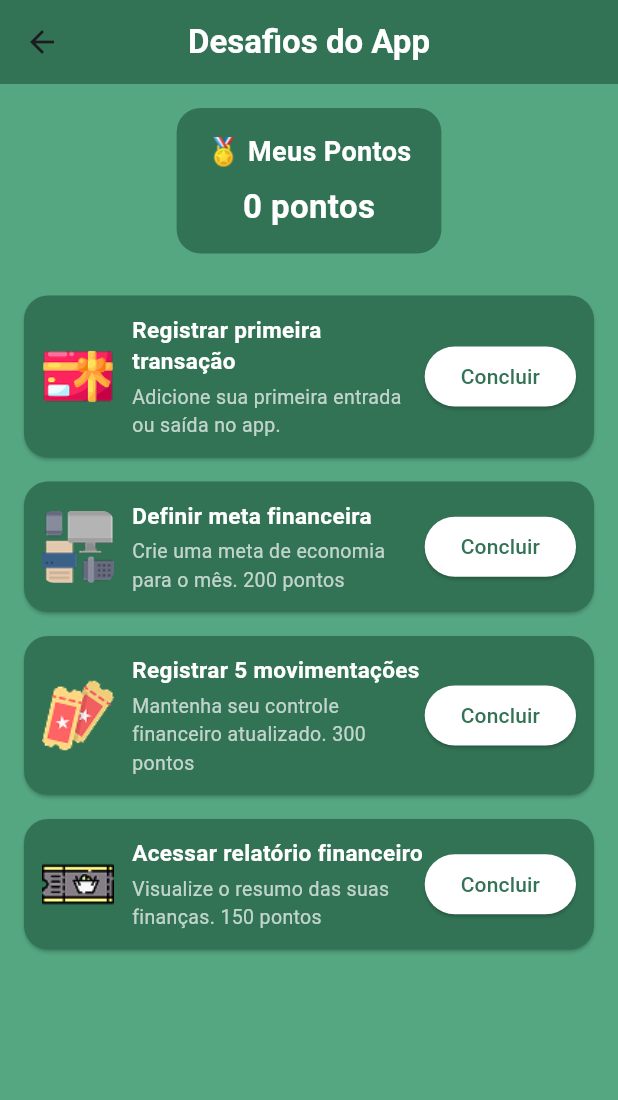
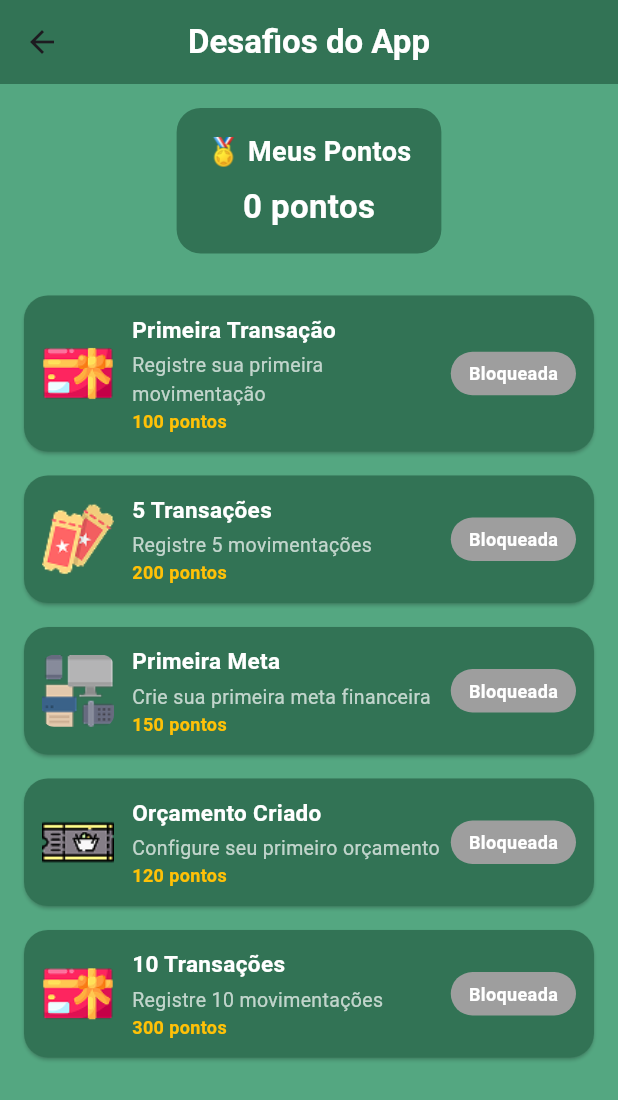
Before and after one commit to lopesmrafael/Poupex_flutter, a Flutter app: the HomePage screen opened directly, after a tap on "Meus Pontos", on a phone screen of 412 x 824 dp. Shown: the top 1100 px of the screen. Run offline on Flutter 3.47's test engine with Material 3 defaults, Android fonts, the phone set to English and light mode, and no system bars; our stand-ins replace cloud_firestore, firebase_auth, firebase_core, fl_chart, flutter_multi_formatter, shared_preferences and 1 more; accounts and stored records are empty.

Commit message:
Sistemas de Pontos e Logo

```diff
--- a/lib/Pages/HomePage.dart
+++ b/lib/Pages/HomePage.dart
@@ -124,10 +124,13 @@ class HomePage extends StatelessWidget {
             Navigator.pop(context);
           },
         ),
-        title: Image.asset(
-          "assets/titulo.jpg",
-          height: 40,
-          fit: BoxFit.contain,
+        title: Text(
+          "Poupe✖",
+          style: TextStyle(
+            fontSize: 22,
+            fontWeight: FontWeight.bold,
+            color: ThemeManager.textColor,
+          ),
         ),
         centerTitle: true,
         backgroundColor: ThemeManager.appBarColor,
--- a/lib/Pages/reward_page.dart
+++ b/lib/Pages/reward_page.dart
@@ -1,135 +1,9 @@
 import 'package:flutter/material.dart';
 import 'package:shared_preferences/shared_preferences.dart';
 import '../repository/theme_manager.dart';
+import '../repository/achievement_system.dart';
 
-// 🔹 Repositório local de pontos e desafios concluídos
-class PontosRepository {
-  static const String _keyPontos = 'pontosAcumulados';
-  static const String _keyDesafios = 'desafiosConcluidos';
 
-  Future<int> getPontos() async {
-    final prefs = await SharedPreferences.getInstance();
-    return prefs.getInt(_keyPontos) ?? 0;
-  }
-
-  Future<void> adicionarPontos(int pontos) async {
-    final prefs = await SharedPreferences.getInstance();
-    final atual = prefs.getInt(_keyPontos) ?? 0;
-    await prefs.setInt(_keyPontos, atual + pontos);
-  }
-
-  Future<void> resetarPontos() async {
-    final prefs = await SharedPreferences.getInstance();
-    await prefs.remove(_keyPontos);
-    await prefs.remove(_keyDesafios);
-  }
-
-  Future<void> salvarDesafiosConcluidos(List<String> titulosConcluidos) async {
-    final prefs = await SharedPreferences.getInstance();
-    await prefs.setStringList(_keyDesafios, titulosConcluidos);
-  }
-
-  Future<List<String>> getDesafiosConcluidos() async {
-    final prefs = await SharedPreferences.getInstance();
-    return prefs.getStringList(_keyDesafios) ?? [];
-  }
-}
-
-// 🔹 Modelo de desafio
-class Desafio {
-  final String titulo;
-  final String descricao;
-  final int pontos;
-  final String imagem;
-  bool concluido;
-
-  Desafio({
-    required this.titulo,
-    required this.descricao,
-    required this.pontos,
-    required this.imagem,
-    this.concluido = false,
-  });
-}
-
-// 🔹 Card visual de cada desafio
-class DesafioCard extends StatelessWidget {
-  final Desafio desafio;
-  final int userPoints;
-  final VoidCallback onConcluir;
-
-  const DesafioCard({
-    super.key,
-    required this.desafio,
-    required this.userPoints,
-    required this.onConcluir,
-  });
-
-  @override
-  Widget build(BuildContext context) {
-    final bool podeConcluir = !desafio.concluido;
-
-    return Card(
-      color: ThemeManager.cardColor,
-      shape: RoundedRectangleBorder(
-        borderRadius: BorderRadius.circular(16),
-      ),
-      margin: const EdgeInsets.symmetric(vertical: 8),
-      child: Padding(
-        padding: const EdgeInsets.all(12),
-        child: Row(
-          crossAxisAlignment: CrossAxisAlignment.center,
-          children: [
-            ClipRRect(
-              borderRadius: BorderRadius.circular(8),
-              child: Image.asset(
-                desafio.imagem,
-                width: 48,
-                height: 48,
-                fit: BoxFit.contain,
-              ),
-            ),
-            const SizedBox(width: 12),
-            Expanded(
-              child: Column(
-                crossAxisAlignment: CrossAxisAlignment.start,
-                children: [
-                  Text(
-                    desafio.titulo,
-                    style: const TextStyle(
-                      color: Colors.white,
-                      fontWeight: FontWeight.bold,
-                      fontSize: 15,
-                    ),
-                  ),
-                  const SizedBox(height: 4),
-                  Text(
-                    desafio.descricao,
-                    style: const TextStyle(
-                      color: Colors.white70,
-                      fontSize: 13,
-                    ),
-                  ),
-                ],
-              ),
-            ),
-            ElevatedButton(
-              onPressed: podeConcluir ? onConcluir : null,
-              style: ElevatedButton.styleFrom(
-                backgroundColor: podeConcluir ? Colors.white : Colors.grey[400],
-                foregroundColor: const Color(0xFF327355),
-                shape: RoundedRectangleBorder(
-                  borderRadius: BorderRadius.circular(20),
-                ),
-              ),
-              child: Text(podeConcluir ? "Concluir" : "Feito"),
-            ),
-          ],
-        ),
-      ),
-    );
-  }
-}
 
 // 🔹 Página principal dos desafios
 class DesafiosPage extends StatefulWidget {
@@ -141,33 +15,45 @@ class DesafiosPage extends StatefulWidget {
 
 class _DesafiosPageState extends State<DesafiosPage> {
   int userPoints = 0;
-  final PontosRepository _pontosRepo = PontosRepository();
+  final AchievementSystem _achievementSystem = AchievementSystem();
+  List<String> conquistasDesbloqueadas = [];
 
-  final List<Desafio> desafios = [
-    Desafio(
-      titulo: "Registrar primeira transação",
-      descricao: "Adicione sua primeira entrada ou saída no app.",
-      pontos: 100,
-      imagem: "assets/meusPontos/vale.png",
-    ),
-    Desafio(
-      titulo: "Definir meta financeira",
-      descricao: "Crie uma meta de economia para o mês. 200 pontos",
-      pontos: 200,
-      imagem: "assets/meusPontos/setup.png",
-    ),
-    Desafio(
-      titulo: "Registrar 5 movimentações",
-      descricao: "Mantenha seu controle financeiro atualizado. 300 pontos",
-      pontos: 300,
-      imagem: "assets/meusPontos/valeEvento.png",
-    ),
-    Desafio(
-      titulo: "Acessar relatório financeiro",
-      descricao: "Visualize o resumo das suas finanças. 150 pontos",
-      pontos: 150,
-      imagem: "assets/meusPontos/tiket.png",
-    ),
+  final List<Map<String, dynamic>> conquistas = [
+    {
+      'id': 'primeira_transacao',
+      'titulo': 'Primeira Transação',
+      'descricao': 'Registre sua primeira movimentação',
+      'pontos': 100,
+      'imagem': 'assets/meusPontos/vale.png',
+    },
+    {
+      'id': 'cinco_transacoes',
+      'titulo': '5 Transações',
+      'descricao': 'Registre 5 movimentações',
+      'pontos': 200,
+      'imagem': 'assets/meusPontos/valeEvento.png',
+    },
+    {
+      'id': 'primeira_meta',
+      'titulo': 'Primeira Meta',
+      'descricao': 'Crie sua primeira meta financeira',
+      'pontos': 150,
+      'imagem': 'assets/meusPontos/setup.png',
+    },
+    {
+      'id': 'orcamento_criado',
+      'titulo': 'Orçamento Criado',
+      'descricao': 'Configure seu primeiro orçamento',
+      'pontos': 120,
+      'imagem': 'assets/meusPontos/tiket.png',
+    },
+    {
+      'id': 'dez_transacoes',
+      'titulo': '10 Transações',
+      'descricao': 'Registre 10 movimentações',
+      'pontos': 300,
+      'imagem': 'assets/meusPontos/vale.png',
+    },
   ];
 
   @override
@@ -177,40 +63,12 @@ class _DesafiosPageState extends State<DesafiosPage> {
   }
 
   void _carregarPontosEDesafios() async {
-    userPoints = await _pontosRepo.getPontos();
-    List<String> concluidos = await _pontosRepo.getDesafiosConcluidos();
-
-    for (var desafio in desafios) {
-      if (concluidos.contains(desafio.titulo)) {
-        desafio.concluido = true;
-      }
-    }
-
+    userPoints = await _achievementSystem.getPontos();
+    conquistasDesbloqueadas = await _achievementSystem.getConquistasDesbloqueadas();
     setState(() {});
   }
 
-  void concluirDesafio(Desafio desafio) async {
-    setState(() {
-      desafio.concluido = true;
-      userPoints += desafio.pontos;
-    });
-
-    await _pontosRepo.adicionarPontos(desafio.pontos);
-
-    // Salvar desafio concluído
-    List<String> concluidos = await _pontosRepo.getDesafiosConcluidos();
-    if (!concluidos.contains(desafio.titulo)) {
-      concluidos.add(desafio.titulo);
-      await _pontosRepo.salvarDesafiosConcluidos(concluidos);
-    }
-
-    ScaffoldMessenger.of(context).showSnackBar(
-      SnackBar(
-        content: Text("Desafio '${desafio.titulo}' concluído! +${desafio.pontos} pontos."),
-        backgroundColor: const Color(0xFF327355),
-      ),
-    );
-  }
+  // Conquistas são desbloqueadas automaticamente
 
   @override
   Widget build(BuildContext context) {
@@ -261,16 +119,84 @@ class _DesafiosPageState extends State<DesafiosPage> {
               ),
             ),
             const SizedBox(height: 20),
-            // Lista de desafios
+            // Lista de conquistas
             Expanded(
               child: ListView.builder(
-                itemCount: desafios.length,
+                itemCount: conquistas.length,
                 itemBuilder: (context, index) {
-                  final desafio = desafios[index];
-                  return DesafioCard(
-                    desafio: desafio,
-                    userPoints: userPoints,
-                    onConcluir: () => concluirDesafio(desafio),
+                  final conquista = conquistas[index];
+                  final isDesbloqueada = conquistasDesbloqueadas.contains(conquista['id']);
+
+                  return Card(
+                    color: ThemeManager.cardColor,
+                    shape: RoundedRectangleBorder(
+                      borderRadius: BorderRadius.circular(16),
+                    ),
+                    margin: const EdgeInsets.symmetric(vertical: 8),
+                    child: Padding(
+                      padding: const EdgeInsets.all(12),
+                      child: Row(
+                        crossAxisAlignment: CrossAxisAlignment.center,
+                        children: [
+                          ClipRRect(
+                            borderRadius: BorderRadius.circular(8),
+                            child: Image.asset(
+                              conquista['imagem'],
+                              width: 48,
+                              height: 48,
+                              fit: BoxFit.contain,
+                            ),
+                          ),
+                          const SizedBox(width: 12),
+                          Expanded(
+                            child: Column(
+                              crossAxisAlignment: CrossAxisAlignment.start,
+                              children: [
+                                Text(
+                                  conquista['titulo'],
+                                  style: const TextStyle(
+                                    color: Colors.white,
+                                    fontWeight: FontWeight.bold,
+                                    fontSize: 15,
+                                  ),
+                                ),
+                                const SizedBox(height: 4),
+                                Text(
+                                  conquista['descricao'],
+                                  style: const TextStyle(
+                                    color: Colors.white70,
+                                    fontSize: 13,
+                                  ),
+                                ),
+                                Text(
+                                  '${conquista['pontos']} pontos',
+                                  style: const TextStyle(
+                                    color: Colors.amber,
+                                    fontSize: 12,
+                                    fontWeight: FontWeight.bold,
+                                  ),
+                                ),
+                              ],
+                            ),
+                          ),
+                          Container(
+                            padding: const EdgeInsets.symmetric(horizontal: 12, vertical: 6),
+                            decoration: BoxDecoration(
+                              color: isDesbloqueada ? Colors.green : Colors.grey,
+                              borderRadius: BorderRadius.circular(20),
+                            ),
+                            child: Text(
+                              isDesbloqueada ? '✓ Concluída' : 'Bloqueada',
+                              style: const TextStyle(
+                                color: Colors.white,
+                                fontSize: 12,
+                                fontWeight: FontWeight.bold,
+                              ),
+                            ),
+                          ),
+                        ],
+                      ),
+                    ),
                   );
                 },
               ),
--- /dev/null
+++ b/lib/repository/achievement_system.dart
@@ -0,0 +1,156 @@
+import 'package:shared_preferences/shared_preferences.dart';
+import 'dart:convert';
+
+class AchievementSystem {
+  static const String _keyPontos = 'pontosAcumulados';
+  static const String _keyConquistas = 'conquistasDesbloqueadas';
+  static const String _keyContadores = 'contadoresAcoes';
+
+  // Conquistas disponíveis
+  static const Map<String, Map<String, dynamic>> conquistas = {
+    'primeira_transacao': {
+      'titulo': 'Primeira Transação',
+      'descricao': 'Registre sua primeira movimentação',
+      'pontos': 100,
+      'icone': 'assets/meusPontos/vale.png',
+    },
+    'cinco_transacoes': {
+      'titulo': '5 Transações',
+      'descricao': 'Registre 5 movimentações',
+      'pontos': 200,
+      'icone': 'assets/meusPontos/valeEvento.png',
+    },
+    'primeira_meta': {
+      'titulo': 'Primeira Meta',
+      'descricao': 'Crie sua primeira meta financeira',
+      'pontos': 150,
+      'icone': 'assets/meusPontos/setup.png',
+    },
+    'orcamento_criado': {
+      'titulo': 'Orçamento Criado',
+      'descricao': 'Configure seu primeiro orçamento',
+      'pontos': 120,
+      'icone': 'assets/meusPontos/tiket.png',
+    },
+    'dez_transacoes': {
+      'titulo': '10 Transações',
+      'descricao': 'Registre 10 movimentações',
+      'pontos': 300,
+      'icone': 'assets/meusPontos/vale.png',
+    },
+  };
+
+  Future<int> getPontos() async {
+    final prefs = await SharedPreferences.getInstance();
+    return prefs.getInt(_keyPontos) ?? 0;
+  }
+
+  Future<void> _adicionarPontos(int pontos) async {
+    final prefs = await SharedPreferences.getInstance();
+    final atual = prefs.getInt(_keyPontos) ?? 0;
+    await prefs.setInt(_keyPontos, atual + pontos);
+  }
+
+  Future<List<String>> getConquistasDesbloqueadas() async {
+    final prefs = await SharedPreferences.getInstance();
+    return prefs.getStringList(_keyConquistas) ?? [];
+  }
+
+  Future<void> _salvarConquista(String conquistaId) async {
+    final prefs = await SharedPreferences.getInstance();
+    final conquistasAtuais = prefs.getStringList(_keyConquistas) ?? [];
+    if (!conquistasAtuais.contains(conquistaId)) {
+      conquistasAtuais.add(conquistaId);
+      await prefs.setStringList(_keyConquistas, conquistasAtuais);
+    }
+  }
+
+  Future<Map<String, int>> _getContadores() async {
+    final prefs = await SharedPreferences.getInstance();
+    final contadoresJson = prefs.getString(_keyContadores);
+    if (contadoresJson != null) {
+      return Map<String, int>.from(json.decode(contadoresJson));
+    }
+    return {};
+  }
+
+  Future<void> _salvarContadores(Map<String, int> contadores) async {
+    final prefs = await SharedPreferences.getInstance();
+    await prefs.setString(_keyContadores, json.encode(contadores));
+  }
+
+  Future<List<String>> verificarTransacao() async {
+    final contadores = await _getContadores();
+    final conquistasDesbloqueadas = await getConquistasDesbloqueadas();
+    final novasConquistas = <String>[];
+
+    // Incrementar contador de transações
+    contadores['transacoes'] = (contadores['transacoes'] ?? 0) + 1;
+    await _salvarContadores(contadores);
+
+    // Verificar conquistas
+    if (contadores['transacoes'] == 1 && !conquistasDesbloqueadas.contains('primeira_transacao')) {
+      await _desbloquearConquista('primeira_transacao');
+      novasConquistas.add('primeira_transacao');
+    }
+
+    if (contadores['transacoes'] == 5 && !conquistasDesbloqueadas.contains('cinco_transacoes')) {
+      await _desbloquearConquista('cinco_transacoes');
+      novasConquistas.add('cinco_transacoes');
+    }
+
+    if (contadores['transacoes'] == 10 && !conquistasDesbloqueadas.contains('dez_transacoes')) {
+      await _desbloquearConquista('dez_transacoes');
+      novasConquistas.add('dez_transacoes');
+    }
+
+    return novasConquistas;
+  }
+
+  Future<List<String>> verificarMeta() async {
+    final contadores = await _getContadores();
+    final conquistasDesbloqueadas = await getConquistasDesbloqueadas();
+    final novasConquistas = <String>[];
+
+    contadores['metas'] = (contadores['metas'] ?? 0) + 1;
+    await _salvarContadores(contadores);
+
+    if (contadores['metas'] == 1 && !conquistasDesbloqueadas.contains('primeira_meta')) {
+      await _desbloquearConquista('primeira_meta');
+      novasConquistas.add('primeira_meta');
+    }
+
+    return novasConquistas;
+  }
+
+  Future<List<String>> verificarOrcamento() async {
+    final contadores = await _getContadores();
+    final conquistasDesbloqueadas = await getConquistasDesbloqueadas();
+    final novasConquistas = <String>[];
+
+    contadores['orcamentos'] = (contadores['orcamentos'] ?? 0) + 1;
+    await _salvarContadores(contadores);
+
+    if (contadores['orcamentos'] == 1 && !conquistasDesbloqueadas.contains('orcamento_criado')) {
+      await _desbloquearConquista('orcamento_criado');
+      novasConquistas.add('orcamento_criado');
+    }
+
+    return novasConquistas;
+  }
+
+  Future<void> _desbloquearConquista(String conquistaId) async {
+    final conquista = conquistas[conquistaId];
+    if (conquista != null) {
+      await _salvarConquista(conquistaId);
+      await _adicionarPontos(conquista['pontos']);
+    }
+  }
+
+  Future<void> resetarPontos() async {
+    final prefs = await SharedPreferences.getInstance();
+    await prefs.remove(_keyPontos);
+    await prefs.remove(_keyConquistas);
+    await prefs.remove(_keyContadores);
+  }
+}
```
Also changed, not shown: lib/Pages/CadastroMovimentacao.dart (+44 -4 lines), lib/Pages/CalendarioFinanceiroPage.dart (+7 -4 lines), lib/Pages/dicas_de_financas.dart (+7 -4 lines), lib/Pages/metas_financeirasPage.dart (+20 -0 lines), lib/Pages/orcamentoMensalPage.dart (+26 -4 lines), lib/Pages/relatorioFinanceiroPage.dart (+7 -4 lines).
